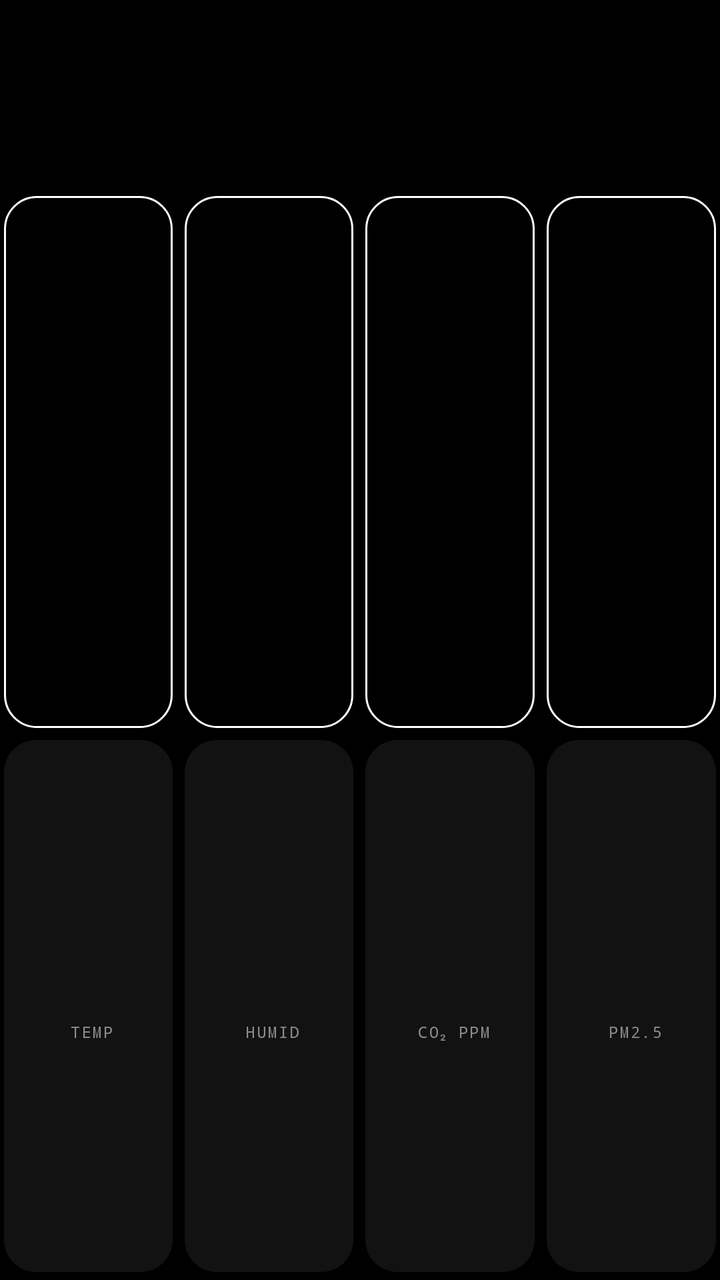
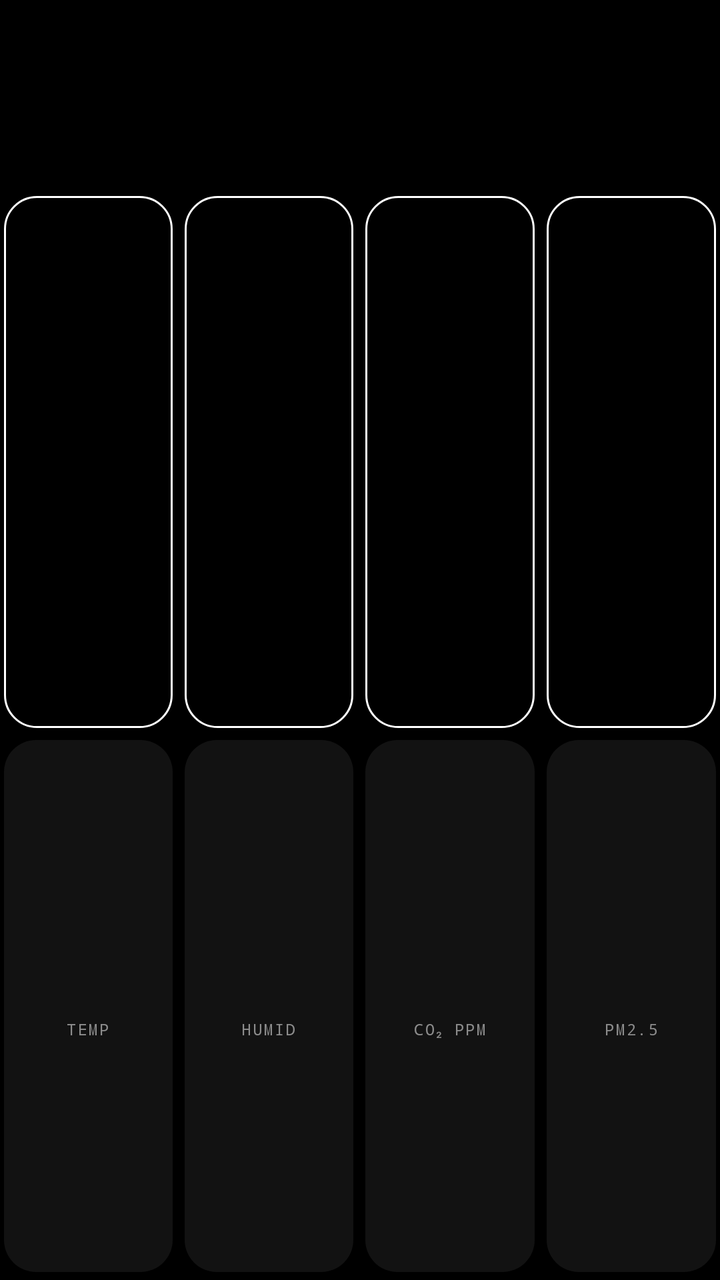

Screens rendered from an Android XML layout before and after an edit, with the pre-edit source and the edit as a unified diff.
<!-- AndroidManifest.xml: another module's application theme Theme.LinkRouter -->
<!-- res/layout/home_widget.xml -->
<?xml version="1.0" encoding="utf-8"?>
<LinearLayout xmlns:android="http://schemas.android.com/apk/res/android"
    android:id="@+id/homeRoot"
    android:layout_width="match_parent"
    android:layout_height="match_parent"
    android:background="#FF000000"
    android:orientation="vertical"
    android:paddingStart="2dp"
    android:paddingTop="6dp"
    android:paddingEnd="2dp"
    android:paddingBottom="4dp">

    
    <LinearLayout
        android:id="@+id/lightPanel"
        android:layout_width="match_parent"
        android:layout_height="wrap_content"
        android:gravity="center_vertical"
        android:paddingTop="2dp"
        android:paddingBottom="14dp">

        <ImageView
            android:id="@+id/lightLevel"
            android:layout_width="wrap_content"
            android:layout_height="52dp"
            android:adjustViewBounds="true" />

        <FrameLayout
            android:layout_width="0dp"
            android:layout_height="1dp"
            android:layout_weight="1" />

        <LinearLayout
            android:layout_width="wrap_content"
            android:layout_height="wrap_content"
            android:gravity="end"
            android:orientation="vertical"
            android:paddingEnd="3dp">

            <LinearLayout
                android:layout_width="wrap_content"
                android:layout_height="wrap_content"
                android:gravity="center_vertical">

                <TextView
                    android:id="@+id/lightName"
                    android:layout_width="wrap_content"
                    android:layout_height="wrap_content"
                    android:fontFamily="monospace"
                    android:letterSpacing="0.1"
                    android:maxLines="1"
                    android:textColor="#FFFFFFFF"
                    android:textSize="11sp" />

                
                <ImageView
                    android:id="@+id/lightMore"
                    android:layout_width="34dp"
                    android:layout_height="28dp"
                    android:layout_marginEnd="-11dp"
                    android:paddingStart="11dp"
                    android:paddingTop="8dp"
                    android:paddingEnd="11dp"
                    android:paddingBottom="8dp"
                    android:scaleType="fitCenter" />
            </LinearLayout>

            <LinearLayout
                android:layout_width="wrap_content"
                android:layout_height="wrap_content"
                android:layout_marginTop="6dp"
                android:gravity="center_vertical">

                <ImageView
                    android:id="@+id/powerIcon"
                    android:layout_width="wrap_content"
                    android:layout_height="10dp"
                    android:adjustViewBounds="true" />

                <TextView
                    android:id="@+id/lightMode"
                    android:layout_width="wrap_content"
                    android:layout_height="wrap_content"
                    android:layout_marginStart="6dp"
                    android:fontFamily="monospace"
                    android:letterSpacing="0.1"
                    android:textColor="#FF8C8C8C"
                    android:textSize="10sp" />
            </LinearLayout>
        </LinearLayout>
    </LinearLayout>

    
    <ImageView
        android:id="@+id/levelBar"
        android:layout_width="match_parent"
        android:layout_height="10dp"
        android:scaleType="fitXY" />

    
    <LinearLayout
        android:layout_width="match_parent"
        android:layout_height="0dp"
        android:layout_marginTop="14dp"
        android:layout_weight="1"
        android:minHeight="52dp">

        <LinearLayout
            android:id="@+id/mode0"
            android:layout_width="0dp"
            android:layout_height="match_parent"
            android:layout_weight="1"
            android:background="@drawable/outline"
            android:gravity="center"
            android:orientation="vertical">

            <ImageView
                android:id="@+id/modeIcon0"
                android:layout_width="wrap_content"
                android:layout_height="20dp"
                android:adjustViewBounds="true" />

            <TextView
                android:id="@+id/modeLabel0"
                android:layout_width="wrap_content"
                android:layout_height="wrap_content"
                android:layout_marginTop="8dp"
                android:fontFamily="monospace"
                android:letterSpacing="0.1"
                android:textSize="11sp" />
        </LinearLayout>
        <LinearLayout
            android:id="@+id/mode1"
            android:layout_width="0dp"
            android:layout_height="match_parent"
            android:layout_marginStart="6dp"
            android:layout_weight="1"
            android:background="@drawable/outline"
            android:gravity="center"
            android:orientation="vertical">

            <ImageView
                android:id="@+id/modeIcon1"
                android:layout_width="wrap_content"
                android:layout_height="20dp"
                android:adjustViewBounds="true" />

            <TextView
                android:id="@+id/modeLabel1"
                android:layout_width="wrap_content"
                android:layout_height="wrap_content"
                android:layout_marginTop="8dp"
                android:fontFamily="monospace"
                android:letterSpacing="0.1"
                android:textSize="11sp" />
        </LinearLayout>
        <LinearLayout
            android:id="@+id/mode2"
            android:layout_width="0dp"
            android:layout_height="match_parent"
            android:layout_marginStart="6dp"
            android:layout_weight="1"
            android:background="@drawable/outline"
            android:gravity="center"
            android:orientation="vertical">

            <ImageView
                android:id="@+id/modeIcon2"
                android:layout_width="wrap_content"
                android:layout_height="20dp"
                android:adjustViewBounds="true" />

            <TextView
                android:id="@+id/modeLabel2"
                android:layout_width="wrap_content"
                android:layout_height="wrap_content"
                android:layout_marginTop="8dp"
                android:fontFamily="monospace"
                android:letterSpacing="0.1"
                android:textSize="11sp" />
        </LinearLayout>
        <LinearLayout
            android:id="@+id/mode3"
            android:layout_width="0dp"
            android:layout_height="match_parent"
            android:layout_marginStart="6dp"
            android:layout_weight="1"
            android:background="@drawable/outline"
            android:gravity="center"
            android:orientation="vertical">

            <ImageView
                android:id="@+id/modeIcon3"
                android:layout_width="wrap_content"
                android:layout_height="20dp"
                android:adjustViewBounds="true" />

            <TextView
                android:id="@+id/modeLabel3"
                android:layout_width="wrap_content"
                android:layout_height="wrap_content"
                android:layout_marginTop="8dp"
                android:fontFamily="monospace"
                android:letterSpacing="0.1"
                android:textSize="11sp" />
        </LinearLayout>
    </LinearLayout>

    
    <LinearLayout
        android:layout_width="match_parent"
        android:layout_height="0dp"
        android:layout_marginTop="6dp"
        android:layout_weight="1"
        android:minHeight="52dp">

        <LinearLayout
            android:layout_width="0dp"
            android:layout_height="match_parent"
            android:layout_weight="1"
            android:background="@drawable/fill"
            android:backgroundTint="#FF121212"
            android:gravity="center"
            android:orientation="vertical">

            <ImageView
                android:id="@+id/tempVal"
                android:layout_width="wrap_content"
                android:layout_height="18dp"
                android:adjustViewBounds="true" />

            <LinearLayout
                android:layout_width="wrap_content"
                android:layout_height="wrap_content"
                android:layout_marginTop="8dp"
                android:gravity="center_vertical">

                <ImageView
                    android:id="@+id/tempIcon"
                    android:layout_width="wrap_content"
                    android:layout_height="8dp"
                    android:adjustViewBounds="true" />

                <TextView
                    android:layout_width="wrap_content"
                    android:layout_height="wrap_content"
                    android:layout_marginStart="4dp"
                    android:fontFamily="monospace"
                    android:letterSpacing="0.1"
                    android:maxLines="1"
                    android:text="TEMP"
                    android:textColor="#FF8C8C8C"
                    android:textSize="8sp" />
            </LinearLayout>
        </LinearLayout>

        <LinearLayout
            android:layout_width="0dp"
            android:layout_height="match_parent"
            android:layout_marginStart="6dp"
            android:layout_weight="1"
            android:background="@drawable/fill"
            android:backgroundTint="#FF121212"
            android:gravity="center"
            android:orientation="vertical">

            <ImageView
                android:id="@+id/humVal"
                android:layout_width="wrap_content"
                android:layout_height="18dp"
                android:adjustViewBounds="true" />

            <LinearLayout
                android:layout_width="wrap_content"
                android:layout_height="wrap_content"
                android:layout_marginTop="8dp"
                android:gravity="center_vertical">

                <ImageView
                    android:id="@+id/humIcon"
                    android:layout_width="wrap_content"
                    android:layout_height="8dp"
                    android:adjustViewBounds="true" />

                <TextView
                    android:layout_width="wrap_content"
                    android:layout_height="wrap_content"
                    android:layout_marginStart="4dp"
                    android:fontFamily="monospace"
                    android:letterSpacing="0.1"
                    android:maxLines="1"
                    android:text="HUMID"
                    android:textColor="#FF8C8C8C"
                    android:textSize="8sp" />
            </LinearLayout>
        </LinearLayout>

        <LinearLayout
            android:layout_width="0dp"
            android:layout_height="match_parent"
            android:layout_marginStart="6dp"
            android:layout_weight="1"
            android:background="@drawable/fill"
            android:backgroundTint="#FF121212"
            android:gravity="center"
            android:orientation="vertical">

            <ImageView
                android:id="@+id/co2Val"
                android:layout_width="wrap_content"
                android:layout_height="18dp"
                android:adjustViewBounds="true" />

            <LinearLayout
                android:layout_width="wrap_content"
                android:layout_height="wrap_content"
                android:layout_marginTop="8dp"
                android:gravity="center_vertical">

                <ImageView
                    android:id="@+id/co2Icon"
                    android:layout_width="wrap_content"
                    android:layout_height="8dp"
                    android:adjustViewBounds="true" />

                <TextView
                    android:layout_width="wrap_content"
                    android:layout_height="wrap_content"
                    android:layout_marginStart="4dp"
                    android:fontFamily="monospace"
                    android:letterSpacing="0.1"
                    android:maxLines="1"
                    android:text="CO₂ PPM"
                    android:textColor="#FF8C8C8C"
                    android:textSize="8sp" />
            </LinearLayout>
        </LinearLayout>

        <LinearLayout
            android:layout_width="0dp"
            android:layout_height="match_parent"
            android:layout_marginStart="6dp"
            android:layout_weight="1"
            android:background="@drawable/fill"
            android:backgroundTint="#FF121212"
            android:gravity="center"
            android:orientation="vertical">

            <ImageView
                android:id="@+id/pmVal"
                android:layout_width="wrap_content"
                android:layout_height="18dp"
                android:adjustViewBounds="true" />

            <LinearLayout
                android:layout_width="wrap_content"
                android:layout_height="wrap_content"
                android:layout_marginTop="8dp"
                android:gravity="center_vertical">

                <ImageView
                    android:id="@+id/pmIcon"
                    android:layout_width="wrap_content"
                    android:layout_height="8dp"
                    android:adjustViewBounds="true" />

                <TextView
                    android:layout_width="wrap_content"
                    android:layout_height="wrap_content"
                    android:layout_marginStart="4dp"
                    android:fontFamily="monospace"
                    android:letterSpacing="0.1"
                    android:maxLines="1"
                    android:text="PM2.5"
                    android:textColor="#FF8C8C8C"
                    android:textSize="8sp" />
            </LinearLayout>
        </LinearLayout>
    </LinearLayout>

    
    <TextView
        android:id="@+id/homeStatus"
        android:layout_width="match_parent"
        android:layout_height="wrap_content"
        android:fontFamily="monospace"
        android:gravity="center"
        android:letterSpacing="0.1"
        android:paddingBottom="2dp"
        android:textColor="#FF8C8C8C"
        android:textSize="9sp"
        android:visibility="gone" />
</LinearLayout>
<!-- resources referenced by this layout -->
<resources>
  <!-- drawable fill (drawable) -->
  <?xml version="1.0" encoding="utf-8"?>
  <shape xmlns:android="http://schemas.android.com/apk/res/android">
      <solid android:color="#FFFFFFFF" />
      <corners android:radius="16dp" />
  </shape>
  <!-- drawable outline (drawable) -->
  <?xml version="1.0" encoding="utf-8"?>
  <shape xmlns:android="http://schemas.android.com/apk/res/android">
      <solid android:color="#00000000" />
      <stroke android:width="1dp" android:color="#FFFFFFFF" />
      <corners android:radius="16dp" />
  </shape>
  <style name="Theme.LinkRouter" parent="Theme.Material3.Dark.NoActionBar">
          <item name="colorPrimary">#FF00E5FF</item>
          <item name="colorOnPrimary">#FF00141A</item>
          <item name="colorPrimaryContainer">#FF003845</item>
          <item name="colorOnPrimaryContainer">#FF9CF1FF</item>
          <item name="colorSecondaryContainer">#FF0F2A33</item>
          <item name="colorOnSecondaryContainer">#FFB8EEFA</item>
          <item name="colorTertiary">#FFFFC83D</item>
          <item name="colorTertiaryContainer">#FF4A3A00</item>
          <item name="android:colorBackground">#FF05080D</item>
          <item name="colorSurface">#FF05080D</item>
          <item name="colorSurfaceContainerHighest">#FF0F1E26</item>
          <item name="colorOnSurface">#FFD6F7FF</item>
          <item name="colorOnSurfaceVariant">#FF7FA9B5</item>
          <item name="colorOutline">#FF1F4A57</item>
          <item name="colorOutlineVariant">#FF13303A</item>
          <item name="android:statusBarColor">@android:color/transparent</item>
          <item name="android:navigationBarColor">@android:color/transparent</item>
      </style>
</resources>

<!-- the commit's change to res/layout/home_widget.xml (unified diff, before → after) -->
@@ -223,35 +223,36 @@
             android:gravity="center"
             android:orientation="vertical">
 
-            <ImageView
-                android:id="@+id/tempVal"
-                android:layout_width="wrap_content"
-                android:layout_height="18dp"
-                android:adjustViewBounds="true" />
-
-            <LinearLayout
-                android:layout_width="wrap_content"
-                android:layout_height="wrap_content"
-                android:layout_marginTop="8dp"
+            
+            <LinearLayout
+                android:layout_width="wrap_content"
+                android:layout_height="wrap_content"
                 android:gravity="center_vertical">
 
                 <ImageView
                     android:id="@+id/tempIcon"
                     android:layout_width="wrap_content"
-                    android:layout_height="8dp"
-                    android:adjustViewBounds="true" />
-
-                <TextView
-                    android:layout_width="wrap_content"
-                    android:layout_height="wrap_content"
-                    android:layout_marginStart="4dp"
-                    android:fontFamily="monospace"
-                    android:letterSpacing="0.1"
-                    android:maxLines="1"
-                    android:text="TEMP"
-                    android:textColor="#FF8C8C8C"
-                    android:textSize="8sp" />
-            </LinearLayout>
+                    android:layout_height="11dp"
+                    android:adjustViewBounds="true" />
+
+                <ImageView
+                    android:id="@+id/tempVal"
+                    android:layout_width="wrap_content"
+                    android:layout_height="15dp"
+                    android:layout_marginStart="5dp"
+                    android:adjustViewBounds="true" />
+            </LinearLayout>
+
+            <TextView
+                android:layout_width="wrap_content"
+                android:layout_height="wrap_content"
+                android:layout_marginTop="8dp"
+                android:fontFamily="monospace"
+                android:letterSpacing="0.1"
+                android:maxLines="1"
+                android:text="TEMP"
+                android:textColor="#FF8C8C8C"
+                android:textSize="8sp" />
         </LinearLayout>
 
         <LinearLayout
@@ -264,35 +265,36 @@
             android:gravity="center"
             android:orientation="vertical">
 
-            <ImageView
-                android:id="@+id/humVal"
-                android:layout_width="wrap_content"
-                android:layout_height="18dp"
-                android:adjustViewBounds="true" />
-
-            <LinearLayout
-                android:layout_width="wrap_content"
-                android:layout_height="wrap_content"
-                android:layout_marginTop="8dp"
+            
+            <LinearLayout
+                android:layout_width="wrap_content"
+                android:layout_height="wrap_content"
                 android:gravity="center_vertical">
 
                 <ImageView
                     android:id="@+id/humIcon"
                     android:layout_width="wrap_content"
-                    android:layout_height="8dp"
-                    android:adjustViewBounds="true" />
-
-                <TextView
-                    android:layout_width="wrap_content"
-                    android:layout_height="wrap_content"
-                    android:layout_marginStart="4dp"
-                    android:fontFamily="monospace"
-                    android:letterSpacing="0.1"
-                    android:maxLines="1"
-                    android:text="HUMID"
-                    android:textColor="#FF8C8C8C"
-                    android:textSize="8sp" />
-            </LinearLayout>
+                    android:layout_height="11dp"
+                    android:adjustViewBounds="true" />
+
+                <ImageView
+                    android:id="@+id/humVal"
+                    android:layout_width="wrap_content"
+                    android:layout_height="15dp"
+                    android:layout_marginStart="5dp"
+                    android:adjustViewBounds="true" />
+            </LinearLayout>
+
+            <TextView
+                android:layout_width="wrap_content"
+                android:layout_height="wrap_content"
+                android:layout_marginTop="8dp"
+                android:fontFamily="monospace"
+                android:letterSpacing="0.1"
+                android:maxLines="1"
+                android:text="HUMID"
+                android:textColor="#FF8C8C8C"
+                android:textSize="8sp" />
         </LinearLayout>
 
         <LinearLayout
@@ -305,35 +307,36 @@
             android:gravity="center"
             android:orientation="vertical">
 
-            <ImageView
-                android:id="@+id/co2Val"
-                android:layout_width="wrap_content"
-                android:layout_height="18dp"
-                android:adjustViewBounds="true" />
-
-            <LinearLayout
-                android:layout_width="wrap_content"
-                android:layout_height="wrap_content"
-                android:layout_marginTop="8dp"
+            
+            <LinearLayout
+                android:layout_width="wrap_content"
+                android:layout_height="wrap_content"
                 android:gravity="center_vertical">
 
                 <ImageView
                     android:id="@+id/co2Icon"
                     android:layout_width="wrap_content"
-                    android:layout_height="8dp"
-                    android:adjustViewBounds="true" />
-
-                <TextView
-                    android:layout_width="wrap_content"
-                    android:layout_height="wrap_content"
-                    android:layout_marginStart="4dp"
-                    android:fontFamily="monospace"
-                    android:letterSpacing="0.1"
-                    android:maxLines="1"
-                    android:text="CO₂ PPM"
-                    android:textColor="#FF8C8C8C"
-                    android:textSize="8sp" />
-            </LinearLayout>
+                    android:layout_height="11dp"
+                    android:adjustViewBounds="true" />
+
+                <ImageView
+                    android:id="@+id/co2Val"
+                    android:layout_width="wrap_content"
+                    android:layout_height="15dp"
+                    android:layout_marginStart="5dp"
+                    android:adjustViewBounds="true" />
+            </LinearLayout>
+
+            <TextView
+                android:layout_width="wrap_content"
+                android:layout_height="wrap_content"
+                android:layout_marginTop="8dp"
+                android:fontFamily="monospace"
+                android:letterSpacing="0.1"
+                android:maxLines="1"
+                android:text="CO₂ PPM"
+                android:textColor="#FF8C8C8C"
+                android:textSize="8sp" />
         </LinearLayout>
 
         <LinearLayout
@@ -346,35 +349,36 @@
             android:gravity="center"
             android:orientation="vertical">
 
-            <ImageView
-                android:id="@+id/pmVal"
-                android:layout_width="wrap_content"
-                android:layout_height="18dp"
-                android:adjustViewBounds="true" />
-
-            <LinearLayout
-                android:layout_width="wrap_content"
-                android:layout_height="wrap_content"
-                android:layout_marginTop="8dp"
+            
+            <LinearLayout
+                android:layout_width="wrap_content"
+                android:layout_height="wrap_content"
                 android:gravity="center_vertical">
 
                 <ImageView
                     android:id="@+id/pmIcon"
                     android:layout_width="wrap_content"
-                    android:layout_height="8dp"
-                    android:adjustViewBounds="true" />
-
-                <TextView
-                    android:layout_width="wrap_content"
-                    android:layout_height="wrap_content"
-                    android:layout_marginStart="4dp"
-                    android:fontFamily="monospace"
-                    android:letterSpacing="0.1"
-                    android:maxLines="1"
-                    android:text="PM2.5"
-                    android:textColor="#FF8C8C8C"
-                    android:textSize="8sp" />
-            </LinearLayout>
+                    android:layout_height="11dp"
+                    android:adjustViewBounds="true" />
+
+                <ImageView
+                    android:id="@+id/pmVal"
+                    android:layout_width="wrap_content"
+                    android:layout_height="15dp"
+                    android:layout_marginStart="5dp"
+                    android:adjustViewBounds="true" />
+            </LinearLayout>
+
+            <TextView
+                android:layout_width="wrap_content"
+                android:layout_height="wrap_content"
+                android:layout_marginTop="8dp"
+                android:fontFamily="monospace"
+                android:letterSpacing="0.1"
+                android:maxLines="1"
+                android:text="PM2.5"
+                android:textColor="#FF8C8C8C"
+                android:textSize="8sp" />
         </LinearLayout>
     </LinearLayout>
 
